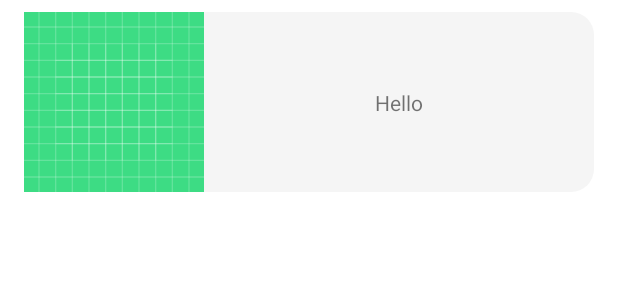
After one commit to Aon1840/pokedex, an Android app: the layout item_pokemon.xml on its own in the app's theme, with its tools: preview values and no code run, on a phone screen of 412 x 824 dp. The commit adds this screen. Shown: the top 300 px of the screen. Run offline under Robolectric (Android 15) with nearby library versions, the phone set to English and light mode, and no system bars; network calls fail.

Commit message:
Add simple design

```diff
--- /dev/null
+++ b/app/src/main/res/drawable/background_item_pokemon.xml
@@ -0,0 +1,19 @@
+<?xml version="1.0" encoding="utf-8"?>
+<ripple xmlns:android="http://schemas.android.com/apk/res/android"
+    android:color="?attr/colorControlHighlight">
+
+    <item>
+        <shape>
+            <solid android:color="#F5F5F5" />
+            <corners android:radius="15dp" />
+        </shape>
+    </item>
+
+    <item android:id="@android:id/mask">
+        <shape>
+            <!-- Color doesn't matter -->
+            <solid android:color="@android:color/white" />
+            <corners android:radius="15dp" />
+        </shape>
+    </item>
+</ripple>
--- /dev/null
+++ b/app/src/main/res/layout/item_pokemon.xml
@@ -0,0 +1,31 @@
+<?xml version="1.0" encoding="utf-8"?>
+<androidx.constraintlayout.widget.ConstraintLayout xmlns:android="http://schemas.android.com/apk/res/android"
+    xmlns:app="http://schemas.android.com/apk/res-auto"
+    android:background="@drawable/background_item_pokemon"
+    android:layout_marginTop="8dp"
+    android:layout_marginBottom="8dp"
+    android:layout_marginStart="16dp"
+    android:layout_marginEnd="16dp"
+    android:layout_width="match_parent"
+    android:layout_height="120dp">
+
+    <ImageView
+        android:id="@+id/ivCharacter"
+        android:layout_width="120dp"
+        android:layout_height="120dp"
+        android:src="@drawable/ic_launcher_background"
+        app:layout_constraintStart_toStartOf="parent"
+        app:layout_constraintBottom_toBottomOf="parent"
+        app:layout_constraintTop_toTopOf="parent" />
+
+    <TextView
+        android:id="@+id/tvName"
+        android:layout_width="wrap_content"
+        android:layout_height="wrap_content"
+        app:layout_constraintBottom_toBottomOf="parent"
+        app:layout_constraintEnd_toEndOf="parent"
+        app:layout_constraintStart_toEndOf="@+id/ivCharacter"
+        app:layout_constraintTop_toTopOf="parent"
+        android:text="Hello"/>
+
+</androidx.constraintlayout.widget.ConstraintLayout>
```
Also changed, not shown: app/src/main/java/com/bearman/pokedex/data/entity/PokemonDetailEntity.kt (+16 -16 lines), app/src/main/java/com/bearman/pokedex/view/activity/MainActivity.kt (+30 -4 lines), app/src/main/java/com/bearman/pokedex/view/adapter/PokemonListAdapter.kt (added, +47 -0 lines), app/src/main/java/com/bearman/pokedex/view/viewmodel/ListPokemonViewModel.kt (+10 -4 lines), app/src/main/res/layout/activity_main.xml (+14 -6 lines).
